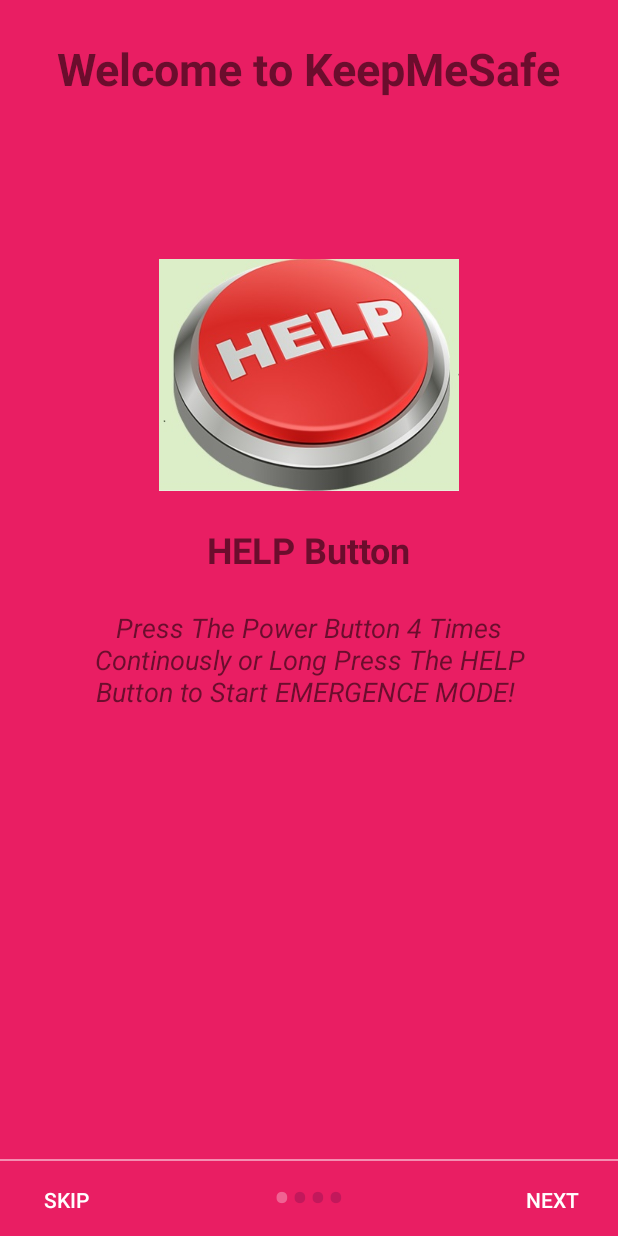
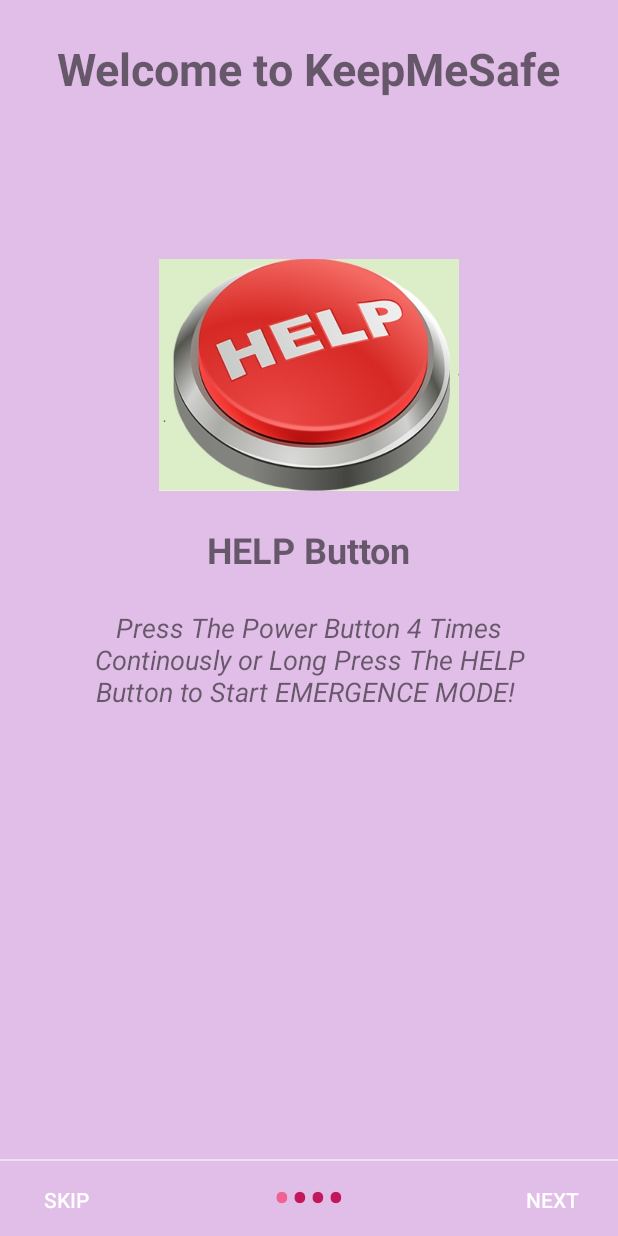
Before and after one commit to viveksvdy2014/KeepMeSafe, an Android app: the screen it shows after launch (Welcome_Activity), on a phone screen of 412 x 824 dp. Run offline under Robolectric (Android 15) with nearby library versions, the phone set to English and light mode, and no system bars.

Commit message:
small tweaks

```diff
--- a/app/src/main/res/values/colors.xml
+++ b/app/src/main/res/values/colors.xml
@@ -9,7 +9,7 @@
 
     <!-- Colors for Intro Screens -->
 
-    <color name="bg_screen1">#e91e63</color>
+    <color name="bg_screen1">#E1BEE7</color>
     <color name="bg_screen2">#2196F3</color>
     <color name="bg_screen3">#8BC34A</color>
     <color name="bg_screen4">#FF9800</color>
```
